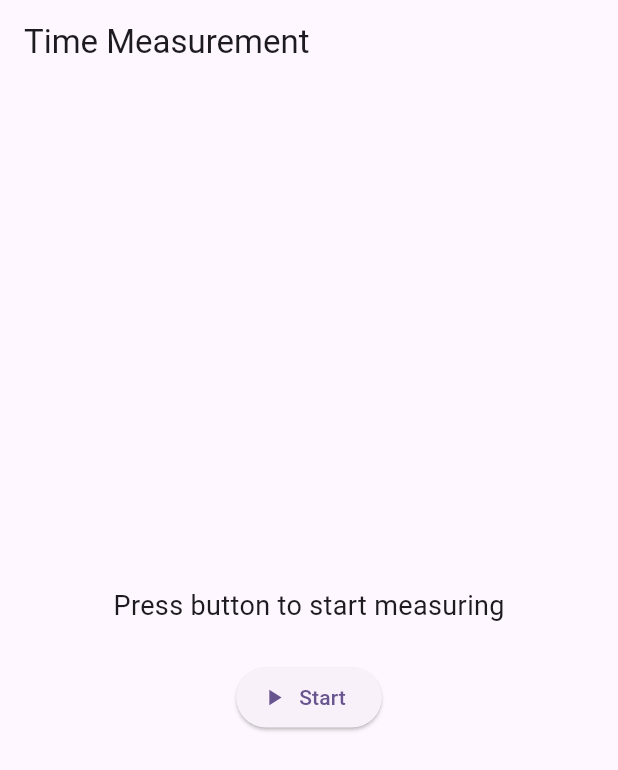
After one commit to sakurakotubaki/riverpod_three, a Flutter app: the screen it shows after launch, after a tap on "Start", after a tap on "Stop", after a tap on "Reset", on a phone screen of 412 x 824 dp. The commit adds this screen. Shown: the top 770 px of the screen. Run offline on Flutter 3.47's test engine with Material 3 defaults, Android fonts, the phone set to English and light mode, and no system bars; our stand-ins replace dio, flutter_riverpod, flutter_secure_storage, freezed_annotation, riverpod_annotation, sqflite; missing offline and left inert: riverpod_sqflite; accounts and stored records are empty; generated files the repository leaves out were written again.

Commit message:
test: start time

```diff
--- a/lib/main.dart
+++ b/lib/main.dart
@@ -1,6 +1,6 @@
 import 'package:flutter/material.dart';
 import 'package:flutter_riverpod/flutter_riverpod.dart';
-import 'package:riverpod_three/offline/cached_user_view.dart';
+import 'package:riverpod_three/secure_storage/time_measurement_view.dart';
 
 sealed class AppError implements Exception {}
 
@@ -30,7 +30,7 @@ class MyApp extends StatelessWidget {
       theme: ThemeData(
         colorScheme: ColorScheme.fromSeed(seedColor: Colors.deepPurple),
       ),
-      home: const CachedUserListView(),
+      home: const TimeMeasurementView(),
     );
   }
 }
--- /dev/null
+++ b/lib/secure_storage/secure_storage_datasource.dart
@@ -0,0 +1,25 @@
+import 'package:flutter_secure_storage/flutter_secure_storage.dart';
+
+final class SecureStorageDatasource {
+  late FlutterSecureStorage _secureStorage;
+
+  SecureStorageDatasource() {
+    _secureStorage = const FlutterSecureStorage();
+  }
+
+  Future<void> write(String key, String value) async {
+    await _secureStorage.write(key: key, value: value);
+  }
+
+  Future<String?> read(String key) async {
+    return await _secureStorage.read(key: key);
+  }
+
+  Future<void> delete(String key) async {
+    await _secureStorage.delete(key: key);
+  }
+
+  Future<void> deleteAll() async {
+    await _secureStorage.deleteAll();
+  }
+}
--- /dev/null
+++ b/lib/secure_storage/secure_storage_interface.dart
@@ -0,0 +1,6 @@
+abstract interface class SecureStorageInterface {
+  Future<void> write(String key, String value);
+  Future<String?> read(String key);
+  Future<void> delete(String key);
+  Future<void> deleteAll();
+}
--- /dev/null
+++ b/lib/secure_storage/secure_storage_repository.dart
@@ -0,0 +1,35 @@
+import 'package:riverpod_annotation/riverpod_annotation.dart';
+import 'package:riverpod_three/secure_storage/secure_storage_datasource.dart';
+import 'package:riverpod_three/secure_storage/secure_storage_interface.dart';
+part 'secure_storage_repository.g.dart';
+
+@Riverpod(keepAlive: true)
+SecureStorageRepository secureStorageRepositoryProvider(Ref ref) {
+  final datasource = SecureStorageDatasource();
+  return SecureStorageRepository(datasource);
+}
+
+class SecureStorageRepository implements SecureStorageInterface {
+  final SecureStorageDatasource _datasource;
+  SecureStorageRepository(this._datasource);
+
+  @override
+  Future<void> write(String key, String value) async {
+    await _datasource.write(key, value);
+  }
+
+  @override
+  Future<String?> read(String key) async {
+    return await _datasource.read(key);
+  }
+
+  @override
+  Future<void> delete(String key) async {
+    await _datasource.delete(key);
+  }
+
+  @override
+  Future<void> deleteAll() async {
+    await _datasource.deleteAll();
+  }
+}
--- /dev/null
+++ b/lib/secure_storage/time_measurement_repository.dart
@@ -0,0 +1,54 @@
+import 'package:riverpod_annotation/riverpod_annotation.dart';
+import 'package:riverpod_three/secure_storage/secure_storage_repository.dart';
+
+part 'time_measurement_repository.g.dart';
+
+/// SecureStorageに保存する際のキー
+const _startTimeKey = 'time_measurement_start_time';
+
+/// 時間計測リポジトリのインターフェース
+/// テスト時にモックと差し替え可能にするための抽象クラス
+abstract interface class TimeMeasurementRepositoryInterface {
+  /// 開始時刻を保存
+  Future<void> saveStartTime(DateTime startTime);
+
+  /// 開始時刻を取得（保存されていない場合はnull）
+  Future<DateTime?> getStartTime();
+
+  /// 開始時刻をクリア
+  Future<void> clearStartTime();
+}
+
+/// 時間計測リポジトリのプロバイダー
+/// keepAlive: trueでアプリ全体で状態を保持
+/// 戻り値をインターフェース型にすることで、テスト時にモックと差し替え可能
+@Riverpod(keepAlive: true)
+TimeMeasurementRepositoryInterface timeMeasurementRepository(Ref ref) {
+  final secureStorage = ref.read(secureStorageRepositoryProviderProvider);
+  return TimeMeasurementRepository(secureStorage);
+}
+
+/// 時間計測リポジトリの実装
+/// SecureStorageRepositoryをラップして時間計測専用のメソッドを提供
+class TimeMeasurementRepository implements TimeMeasurementRepositoryInterface {
+  final SecureStorageRepository _secureStorage;
+
+  TimeMeasurementRepository(this._secureStorage);
+
+  @override
+  Future<void> saveStartTime(DateTime startTime) async {
+    await _secureStorage.write(_startTimeKey, startTime.toIso8601String());
+  }
+
+  @override
+  Future<DateTime?> getStartTime() async {
+    final stored = await _secureStorage.read(_startTimeKey);
+    if (stored == null) return null;
+    return DateTime.tryParse(stored);
+  }
+
+  @override
+  Future<void> clearStartTime() async {
+    await _secureStorage.delete(_startTimeKey);
+  }
+}
--- /dev/null
+++ b/lib/secure_storage/time_measurement_state.dart
@@ -0,0 +1,24 @@
+/// 時間計測の状態を表すsealed class
+/// Dart 3.0のパターンマッチングを活用してswitch式で状態を処理
+sealed class TimeMeasurementState {
+  const TimeMeasurementState();
+}
+
+/// 計測開始前の状態
+final class NotStarted extends TimeMeasurementState {
+  const NotStarted();
+}
+
+/// 計測中の状態
+final class Measuring extends TimeMeasurementState {
+  final DateTime startTime;
+  const Measuring(this.startTime);
+}
+
+/// 計測完了の状態
+final class Completed extends TimeMeasurementState {
+  final DateTime startTime;
+  final DateTime endTime;
+  final Duration elapsed;
+  const Completed(this.startTime, this.endTime, this.elapsed);
+}
--- /dev/null
+++ b/lib/secure_storage/time_measurement_usecase.dart
@@ -0,0 +1,59 @@
+import 'package:riverpod_annotation/riverpod_annotation.dart';
+import 'package:riverpod_three/secure_storage/time_measurement_repository.dart';
+import 'package:riverpod_three/secure_storage/time_measurement_state.dart';
+
+part 'time_measurement_usecase.g.dart';
+
+/// 時間計測のユースケース
+/// AsyncNotifierで状態を管理し、SecureStorageに永続化
+@riverpod
+class TimeMeasurementUsecase extends _$TimeMeasurementUsecase {
+  @override
+  Future<TimeMeasurementState> build() async {
+    // SecureStorageから開始時刻を読み込み、状態を復元
+    final repository = ref.read(timeMeasurementRepositoryProvider);
+    final storedStartTime = await repository.getStartTime();
+
+    if (storedStartTime == null) {
+      return const NotStarted();
+    }
+    return Measuring(storedStartTime);
+  }
+
+  /// 計測を開始する
+  /// 現在時刻をSecureStorageに保存し、Measuring状態に遷移
+  Future<void> startMeasurement() async {
+    final repository = ref.read(timeMeasurementRepositoryProvider);
+    final now = DateTime.now();
+
+    await repository.saveStartTime(now);
+    state = AsyncData(Measuring(now));
+  }
+
+  /// 計測を完了する
+  /// 経過時間を計算し、Completed状態に遷移
+  /// 戻り値: 経過時間（Duration）
+  Future<Duration> completeMeasurement() async {
+    final currentState = state.value;
+    if (currentState is! Measuring) {
+      throw StateError('Cannot complete measurement: not in measuring state');
+    }
+
+    final repository = ref.read(timeMeasurementRepositoryProvider);
+    final endTime = DateTime.now();
+    final elapsed = endTime.difference(currentState.startTime);
+
+    await repository.clearStartTime();
+    state = AsyncData(Completed(currentState.startTime, endTime, elapsed));
+
+    return elapsed;
+  }
+
+  /// 計測をリセットする
+  /// SecureStorageをクリアし、NotStarted状態に遷移
+  Future<void> reset() async {
+    final repository = ref.read(timeMeasurementRepositoryProvider);
+    await repository.clearStartTime();
+    state = const AsyncData(NotStarted());
+  }
+}
--- /dev/null
+++ b/lib/secure_storage/time_measurement_view.dart
@@ -0,0 +1,189 @@
+import 'package:flutter/material.dart';
+import 'package:flutter_riverpod/flutter_riverpod.dart';
+import 'package:riverpod_three/secure_storage/time_measurement_state.dart';
+import 'package:riverpod_three/secure_storage/time_measurement_usecase.dart';
+
+/// 時間計測画面
+/// ボタンタップで計測開始、再度タップで経過時間を表示
+class TimeMeasurementView extends ConsumerWidget {
+  const TimeMeasurementView({super.key});
+
+  @override
+  Widget build(BuildContext context, WidgetRef ref) {
+    final asyncState = ref.watch(timeMeasurementUsecaseProvider);
+
+    return Scaffold(
+      appBar: AppBar(
+        title: const Text('Time Measurement'),
+      ),
+      body: Center(
+        // switch式でAsyncValueを処理（.whenは非推奨）
+        child: switch (asyncState) {
+          AsyncLoading() => const CircularProgressIndicator(),
+          AsyncError(:final error) => Text('Error: $error'),
+          AsyncData(:final value) => _buildContent(context, ref, value),
+        },
+      ),
+    );
+  }
+
+  Widget _buildContent(
+    BuildContext context,
+    WidgetRef ref,
+    TimeMeasurementState state,
+  ) {
+    // switch式で状態に応じたUIを表示
+    return switch (state) {
+      NotStarted() => _buildNotStarted(ref),
+      Measuring(:final startTime) => _buildMeasuring(context, ref, startTime),
+      Completed(:final startTime, :final endTime, :final elapsed) =>
+        _buildCompleted(ref, startTime, endTime, elapsed),
+    };
+  }
+
+  /// 計測開始前のUI
+  Widget _buildNotStarted(WidgetRef ref) {
+    return Column(
+      mainAxisAlignment: MainAxisAlignment.center,
+      children: [
+        const Text(
+          'Press button to start measuring',
+          style: TextStyle(fontSize: 18),
+        ),
+        const SizedBox(height: 24),
+        ElevatedButton.icon(
+          onPressed: () {
+            ref.read(timeMeasurementUsecaseProvider.notifier).startMeasurement();
+          },
+          icon: const Icon(Icons.play_arrow),
+          label: const Text('Start'),
+        ),
+      ],
+    );
+  }
+
+  /// 計測中のUI
+  Widget _buildMeasuring(
+    BuildContext context,
+    WidgetRef ref,
+    DateTime startTime,
+  ) {
+    return Column(
+      mainAxisAlignment: MainAxisAlignment.center,
+      children: [
+        const Text(
+          'Measuring...',
+          style: TextStyle(fontSize: 24, fontWeight: FontWeight.bold),
+        ),
+        const SizedBox(height: 16),
+        Text(
+          'Started at: ${_formatDateTime(startTime)}',
+          style: const TextStyle(fontSize: 16),
+        ),
+        const SizedBox(height: 24),
+        ElevatedButton.icon(
+          onPressed: () async {
+            final elapsed = await ref
+                .read(timeMeasurementUsecaseProvider.notifier)
+                .completeMeasurement();
+            if (context.mounted) {
+              ScaffoldMessenger.of(context).showSnackBar(
+                SnackBar(
+                  content: Text('Elapsed: ${_formatDuration(elapsed)}'),
+                ),
+              );
+            }
+          },
+          icon: const Icon(Icons.stop),
+          label: const Text('Stop'),
+          style: ElevatedButton.styleFrom(
+            backgroundColor: Colors.red,
+            foregroundColor: Colors.white,
+          ),
+        ),
+      ],
+    );
+  }
+
+  /// 計測完了後のUI
+  Widget _buildCompleted(
+    WidgetRef ref,
+    DateTime startTime,
+    DateTime endTime,
+    Duration elapsed,
+  ) {
+    return Column(
+      mainAxisAlignment: MainAxisAlignment.center,
+      children: [
+        const Text(
+          'Measurement Complete',
+          style: TextStyle(fontSize: 24, fontWeight: FontWeight.bold),
+        ),
+        const SizedBox(height: 24),
+        Card(
+          child: Padding(
+            padding: const EdgeInsets.all(16),
+            child: Column(
+              children: [
+                _buildTimeRow('Start', _formatDateTime(startTime)),
+                const Divider(),
+                _buildTimeRow('End', _formatDateTime(endTime)),
+                const Divider(),
+                _buildTimeRow('Elapsed', _formatDuration(elapsed)),
+              ],
+            ),
+          ),
+        ),
+        const SizedBox(height: 24),
+        ElevatedButton.icon(
+          onPressed: () {
+            ref.read(timeMeasurementUsecaseProvider.notifier).reset();
+          },
+          icon: const Icon(Icons.refresh),
+          label: const Text('Reset'),
+        ),
+      ],
+    );
+  }
+
+  Widget _buildTimeRow(String label, String value) {
+    return Padding(
+      padding: const EdgeInsets.symmetric(vertical: 8),
+      child: Row(
+        mainAxisAlignment: MainAxisAlignment.spaceBetween,
+        children: [
+          Text(
+            label,
+            style: const TextStyle(
+              fontSize: 16,
+              fontWeight: FontWeight.w500,
+            ),
+          ),
+          Text(
+            value,
+            style: const TextStyle(
+              fontSize: 16,
+              fontFamily: 'monospace',
+            ),
+          ),
+        ],
+      ),
+    );
+  }
+
+  /// DateTimeを時:分:秒形式にフォーマット
+  String _formatDateTime(DateTime dt) {
+    return '${dt.hour.toString().padLeft(2, '0')}:'
+        '${dt.minute.toString().padLeft(2, '0')}:'
+        '${dt.second.toString().padLeft(2, '0')}';
+  }
+
+  /// Durationを分:秒.ミリ秒形式にフォーマット
+  String _formatDuration(Duration duration) {
+    final minutes = duration.inMinutes;
+    final seconds = duration.inSeconds % 60;
+    final millis = duration.inMilliseconds % 1000;
+    return '$minutes:${seconds.toString().padLeft(2, '0')}.'
+        '${millis.toString().padLeft(3, '0')}';
+  }
+}
--- a/pubspec.yaml
+++ b/pubspec.yaml
@@ -40,6 +40,8 @@ dependencies:
   riverpod_sqflite: ^0.3.3
   sqflite: ^2.4.2
   path: ^1.9.1
+  flutter_secure_storage: ^10.0.0
+  mockito: ^5.6.1
 
 dev_dependencies:
   flutter_test:
```
Also changed, not shown: lib/offline/cached_user_provider.g.dart, lib/secure_storage/secure_storage_repository.g.dart (added), lib/secure_storage/time_measurement_repository.g.dart (added), lib/secure_storage/time_measurement_usecase.g.dart (added), pubspec.lock, 3 other files.
